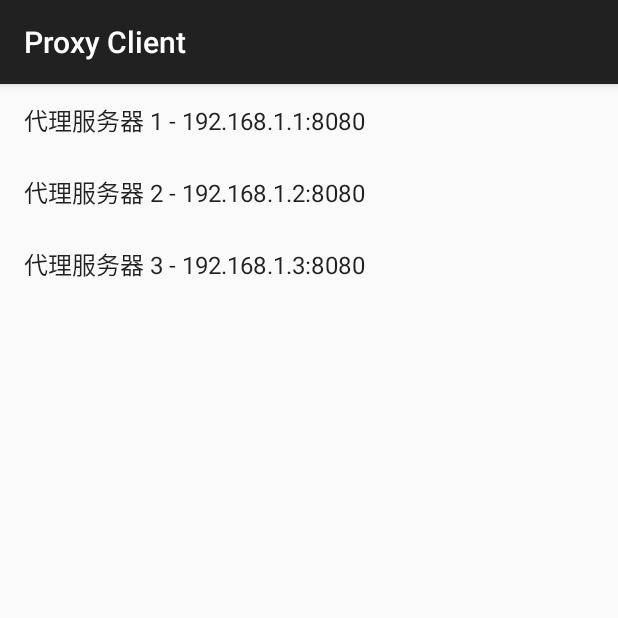
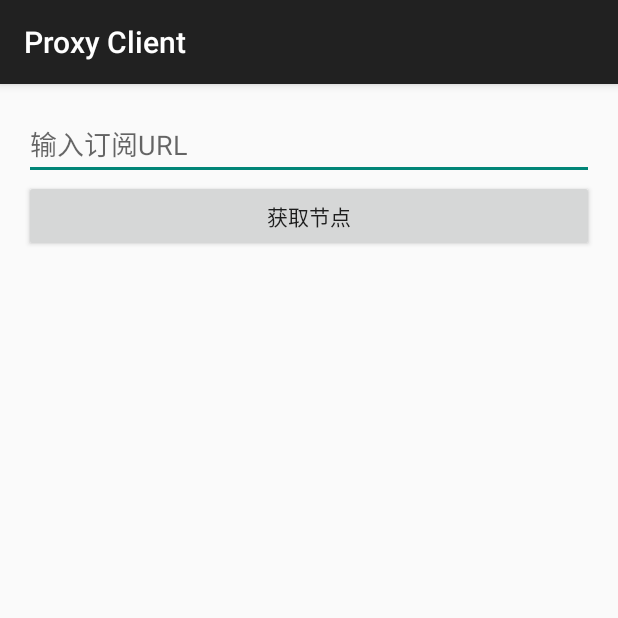
Before and after one commit to windy003/A_Proxy_From_Url_J, an Android app: the screen it shows after launch (MainActivity), on a phone screen of 412 x 824 dp, the top half of it. Run offline under Robolectric (Android 15) with nearby library versions, the light colour scheme and no system bars.

Commit message:
可以获取到trojan链接了

```diff
--- a/app/src/main/AndroidManifest.xml
+++ b/app/src/main/AndroidManifest.xml
@@ -1,6 +1,8 @@
 <?xml version="1.0" encoding="utf-8"?>
 <manifest xmlns:android="http://schemas.android.com/apk/res/android"
     package="com.example.proxyclient">
+
+    <uses-permission android:name="android.permission.INTERNET" />
 
     <application
         android:allowBackup="true"
--- a/app/src/main/java/com/example/proxyclient/MainActivity.java
+++ b/app/src/main/java/com/example/proxyclient/MainActivity.java
@@ -10,52 +10,132 @@ import androidx.appcompat.app.AppCompatActivity;
 import androidx.recyclerview.widget.LinearLayoutManager;
 import androidx.recyclerview.widget.RecyclerView;
 import android.os.Bundle;
+import android.util.Base64;
 import android.util.Log;
+import java.io.BufferedReader;
+import java.io.InputStreamReader;
+import java.net.HttpURLConnection;
+import java.net.URL;
 import java.util.ArrayList;
 import java.util.List;
+import android.os.Handler;
+import android.os.Looper;
+import android.widget.Button;
+import android.widget.EditText;
 
 public class MainActivity extends AppCompatActivity {
     private static final String TAG = "MainActivity";
     private RecyclerView recyclerView;
     private MyAdapter adapter;
+    private EditText urlEditText;
+    private Button fetchButton;
+    private final Handler mainHandler = new Handler(Looper.getMainLooper());
 
     @Override
     protected void onCreate(Bundle savedInstanceState) {
         super.onCreate(savedInstanceState);
         setContentView(R.layout.activity_main);
 
-        // 初始化 RecyclerView
+        // 初始化视图
+        urlEditText = findViewById(R.id.urlEditText);
+        fetchButton = findViewById(R.id.fetchButton);
         recyclerView = findViewById(R.id.recyclerView);
+
         recyclerView.setLayoutManager(new LinearLayoutManager(this));
-
-        // 创建测试数据
-        List<String> proxyList = new ArrayList<>();
-        proxyList.add("代理服务器 1 - 192.168.1.1:8080");
-        proxyList.add("代理服务器 2 - 192.168.1.2:8080");
-        proxyList.add("代理服务器 3 - 192.168.1.3:8080");
-
-        // 设置适配器
-        adapter = new MyAdapter(proxyList);
+        adapter = new MyAdapter(new ArrayList<>());
         recyclerView.setAdapter(adapter);
 
-        // 添加点击事件
-        adapter.setOnItemClickListener(new MyAdapter.OnItemClickListener() {
-            @Override
-            public void onItemClick(String proxyServer) {
-                Toast.makeText(MainActivity.this,
-                    "选择了代理服务器: " + proxyServer,
-                    Toast.LENGTH_SHORT).show();
+        // 设置按钮点击事件
+        fetchButton.setOnClickListener(v -> fetchAndParseUrl());
+
+        // 设置列表项点击事件
+        adapter.setOnItemClickListener(trojanUrl -> {
+            Toast.makeText(MainActivity.this,
+                "正在连接: " + trojanUrl,
+                Toast.LENGTH_SHORT).show();
+            connectToTrojan(trojanUrl);
+        });
+    }
+
+    private void fetchAndParseUrl() {
+        String url = urlEditText.getText().toString().trim();
+        if (url.isEmpty()) {
+            Toast.makeText(this, "请输入URL", Toast.LENGTH_SHORT).show();
+            return;
+        }
+
+        new Thread(() -> {
+            try {
+                // 获取base64内容
+                String base64Content = fetchUrlContent(url);
+                if (base64Content == null) return;
+
+                // 解码base64
+                byte[] decodedBytes = Base64.decode(base64Content, Base64.DEFAULT);
+                String decodedContent = new String(decodedBytes);
+
+                // 解析trojan链接
+                List<String> trojanUrls = parseTrojanUrls(decodedContent);
+
+                // 在主线程更新UI
+                mainHandler.post(() -> {
+                    adapter.updateData(trojanUrls);
+                    Toast.makeText(MainActivity.this,
+                        "成功获取 " + trojanUrls.size() + " 个节点",
+                        Toast.LENGTH_SHORT).show();
+                });
+
+            } catch (Exception e) {
+                Log.e(TAG, "Error fetching or parsing URL", e);
+                mainHandler.post(() ->
+                    Toast.makeText(MainActivity.this,
+                        "错误: " + e.getMessage(),
+                        Toast.LENGTH_SHORT).show()
+                );
             }
-        });
+        }).start();
+    }
+
+    private String fetchUrlContent(String urlString) throws Exception {
+        URL url = new URL(urlString);
+        HttpURLConnection conn = (HttpURLConnection) url.openConnection();
+        conn.setRequestMethod("GET");
+
+        try (BufferedReader reader = new BufferedReader(
+                new InputStreamReader(conn.getInputStream()))) {
+            StringBuilder content = new StringBuilder();
+            String line;
+            while ((line = reader.readLine()) != null) {
+                content.append(line);
+            }
+            return content.toString();
+        }
+    }
+
+    private List<String> parseTrojanUrls(String content) {
+        List<String> urls = new ArrayList<>();
+        // 按行分割
+        String[] lines = content.split("\n");
+        for (String line : lines) {
+            if (line.startsWith("trojan://")) {
+                urls.add(line.trim());
+            }
+        }
+        return urls;
+    }
+
+    private void connectToTrojan(String trojanUrl) {
+        // TODO: 实现trojan连接逻辑
+        Log.d(TAG, "Connecting to: " + trojanUrl);
     }
 }
 
 class MyAdapter extends RecyclerView.Adapter<MyAdapter.ViewHolder> {
-    private final List<String> dataList;
+    private List<String> dataList;
     private OnItemClickListener listener;
 
     public interface OnItemClickListener {
-        void onItemClick(String proxyServer);
+        void onItemClick(String trojanUrl);
     }
 
     public void setOnItemClickListener(OnItemClickListener listener) {
@@ -63,7 +143,12 @@ class MyAdapter extends RecyclerView.Adapter<MyAdapter.ViewHolder> {
     }
 
     public MyAdapter(List<String> dataList) {
-        this.dataList = dataList != null ? dataList : new ArrayList<>();
+        this.dataList = dataList;
+    }
+
+    public void updateData(List<String> newData) {
+        this.dataList = newData;
+        notifyDataSetChanged();
     }
 
     @NonNull
--- a/app/src/main/res/layout/activity_main.xml
+++ b/app/src/main/res/layout/activity_main.xml
@@ -2,11 +2,27 @@
 <LinearLayout xmlns:android="http://schemas.android.com/apk/res/android"
     android:layout_width="match_parent"
     android:layout_height="match_parent"
-    android:orientation="vertical">
+    android:orientation="vertical"
+    android:padding="16dp">
+
+    <EditText
+        android:id="@+id/urlEditText"
+        android:layout_width="match_parent"
+        android:layout_height="wrap_content"
+        android:hint="输入订阅URL"
+        android:inputType="textUri" />
+
+    <Button
+        android:id="@+id/fetchButton"
+        android:layout_width="match_parent"
+        android:layout_height="wrap_content"
+        android:text="获取节点" />
 
     <androidx.recyclerview.widget.RecyclerView
         android:id="@+id/recyclerView"
         android:layout_width="match_parent"
-        android:layout_height="match_parent" />
+        android:layout_height="0dp"
+        android:layout_weight="1"
+        android:layout_marginTop="16dp" />
 
 </LinearLayout>
```
Also changed, not shown: 188 other files.
